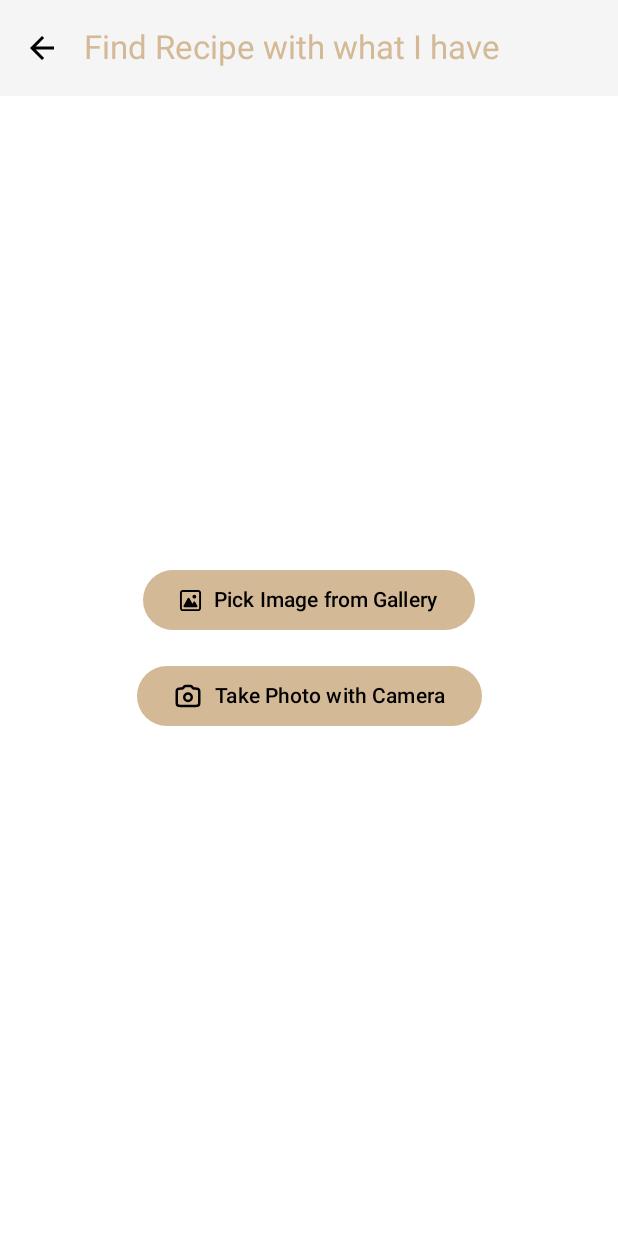
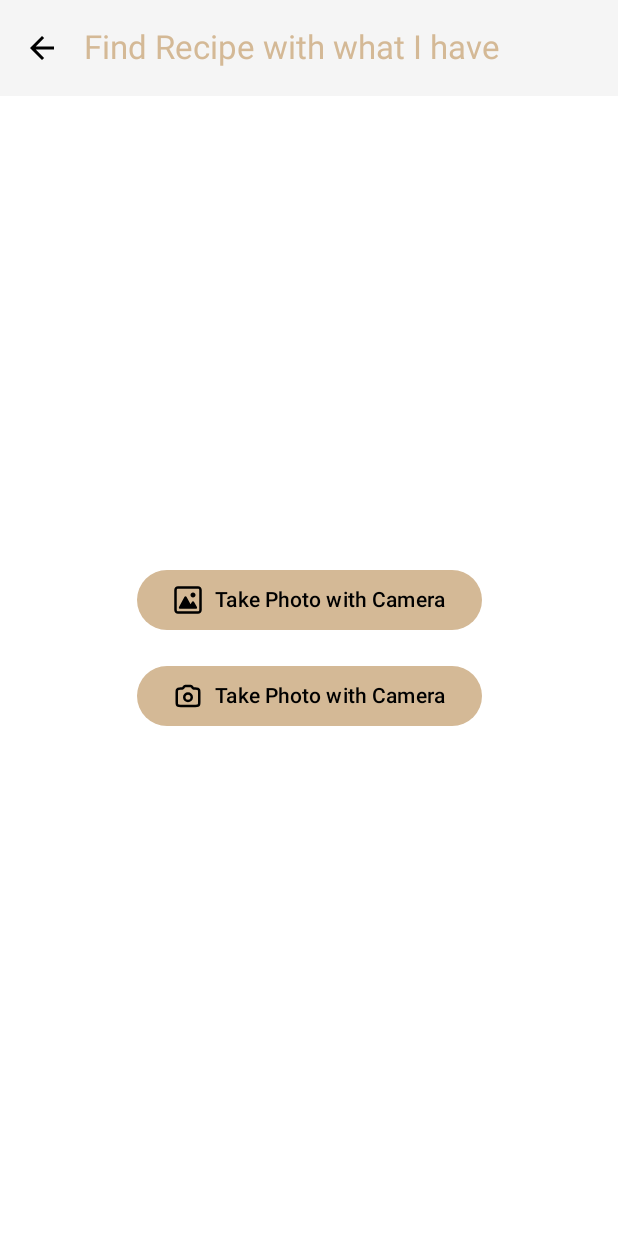
Before and after one commit to ahmedzer/IRecipe, an Android app built with Jetpack Compose: the AiSearchActivity screen opened directly, with no data from a screen before it, after a tap on "Take Photo with Camera", on a phone screen of 412 x 824 dp. Run offline under Robolectric (Android 15) with nearby library versions, the phone set to English and light mode, and no system bars; our stand-ins replace Dagger/Hilt's generated code.

Commit message:
adding insertion dialog (UI)

```diff
--- a/app/src/main/java/com/za/irecipe/ui/activities/aisearch/AiSearchActivity.kt
+++ b/app/src/main/java/com/za/irecipe/ui/activities/aisearch/AiSearchActivity.kt
@@ -40,6 +40,7 @@ import androidx.compose.ui.platform.LocalContext
 import androidx.compose.ui.res.painterResource
 import androidx.compose.ui.unit.dp
 import com.za.irecipe.R
+import com.za.irecipe.ui.screens.shared.ButtonWithIcon
 import com.za.irecipe.ui.theme.IRecipeTheme
 import dagger.hilt.android.AndroidEntryPoint
 
@@ -119,36 +120,24 @@ fun SearchMainScreen(
             horizontalAlignment = Alignment.CenterHorizontally
         ){
             item {
-                Button(onClick = { galleryLauncher.launch("image/*") }) {
-                    Row(
-                        verticalAlignment = Alignment.CenterVertically
-                    ) {
-                        Icon(
-                            painter = painterResource(R.drawable.ic_gallery),
-                            contentDescription = "Back Icon",
-                            modifier = Modifier.size(15.dp)
-                        )
-                        Spacer(modifier = Modifier.padding(4.dp))
-                        Text("Pick Image from Gallery")
-                    }
-                }
+                ButtonWithIcon(
+                    onClick = {
+                        galleryLauncher.launch("image/*")
+                    },
+                    text = "Pick Image from Gallery",
+                    icon = R.drawable.ic_gallery
+                )
             }
 
             item {
                 Spacer(modifier = Modifier.height(16.dp))
-                Button(onClick = { cameraLauncher.launch(null) }) {
-                    Row(
-                        verticalAlignment = Alignment.CenterVertically
-                    ) {
-                        Icon(
-                            painter = painterResource(R.drawable.ic_camera),
-                            contentDescription = "Back Icon",
-                            modifier = Modifier.size(20.dp)
-                        )
-                        Spacer(modifier = Modifier.padding(4.dp))
-                        Text("Take Photo with Camera")
-                    }
-                }
+                ButtonWithIcon(
+                    onClick = {
+                        cameraLauncher.launch(null)
+                    },
+                    text = "Take Photo with Camera",
+                    icon = R.drawable.ic_camera
+                )
             }
 
             item {
--- a/app/src/main/java/com/za/irecipe/ui/activities/aisearch/AiSearchViewModel.kt
+++ b/app/src/main/java/com/za/irecipe/ui/activities/aisearch/AiSearchViewModel.kt
@@ -69,6 +69,7 @@ class AiSearchViewModel @Inject constructor(
     fun setBitmapFromCamera(bmp: Bitmap?) {
         _bitmap.value = bmp
     }
+
     init {
         getAllRecipes()
     }
--- a/app/src/main/java/com/za/irecipe/ui/screens/shared/Buttons.kt
+++ b/app/src/main/java/com/za/irecipe/ui/screens/shared/Buttons.kt
@@ -1,11 +1,21 @@
 package com.za.irecipe.ui.screens.shared
 
+import androidx.compose.foundation.layout.Row
+import androidx.compose.foundation.layout.Spacer
+import androidx.compose.foundation.layout.padding
+import androidx.compose.foundation.layout.size
 import androidx.compose.material3.Button
 import androidx.compose.material3.ButtonColors
+import androidx.compose.material3.Icon
 import androidx.compose.material3.MaterialTheme
 import androidx.compose.material3.Text
 import androidx.compose.runtime.Composable
+import androidx.compose.ui.Alignment
+import androidx.compose.ui.Modifier
 import androidx.compose.ui.graphics.Color
+import androidx.compose.ui.res.painterResource
+import androidx.compose.ui.unit.dp
+import com.za.irecipe.R
 import kotlinx.coroutines.launch
 
 @Composable
@@ -24,6 +34,27 @@ fun PrimaryButton(
             disabledContentColor = MaterialTheme.colorScheme.background
         ),
     ) {
-        Text(text)
+        Text(text, color = MaterialTheme.colorScheme.onBackground)
     }
 }
+
+@Composable
+fun ButtonWithIcon(
+    onClick: () -> Unit,
+    text: String,
+    icon: Int
+) {
+    Button(onClick = { onClick() }) {
+        Row(
+            verticalAlignment = Alignment.CenterVertically
+        ) {
+            Icon(
+                painter = painterResource(icon),
+                contentDescription = "Back Icon",
+                modifier = Modifier.size(20.dp)
+            )
+            Spacer(modifier = Modifier.padding(4.dp))
+            Text("Take Photo with Camera")
+        }
+    }
+}
--- a/app/src/main/java/com/za/irecipe/ui/screens/shared/PopupAndDialogs.kt
+++ b/app/src/main/java/com/za/irecipe/ui/screens/shared/PopupAndDialogs.kt
@@ -96,6 +96,13 @@ fun InsertPreparedRecipeDialog(
             )
             Text(recipeModel.title, fontWeight = FontWeight.SemiBold)
             Spacer(modifier = Modifier.height(20.dp))
+            ButtonWithIcon(
+                onClick = {
+
+                },
+                text = "Take Photo with Camera",
+                icon = R.drawable.ic_camera
+            )
             Row(
                 modifier = Modifier.fillMaxWidth(),
                 horizontalArrangement = Arrangement.Center,
```
